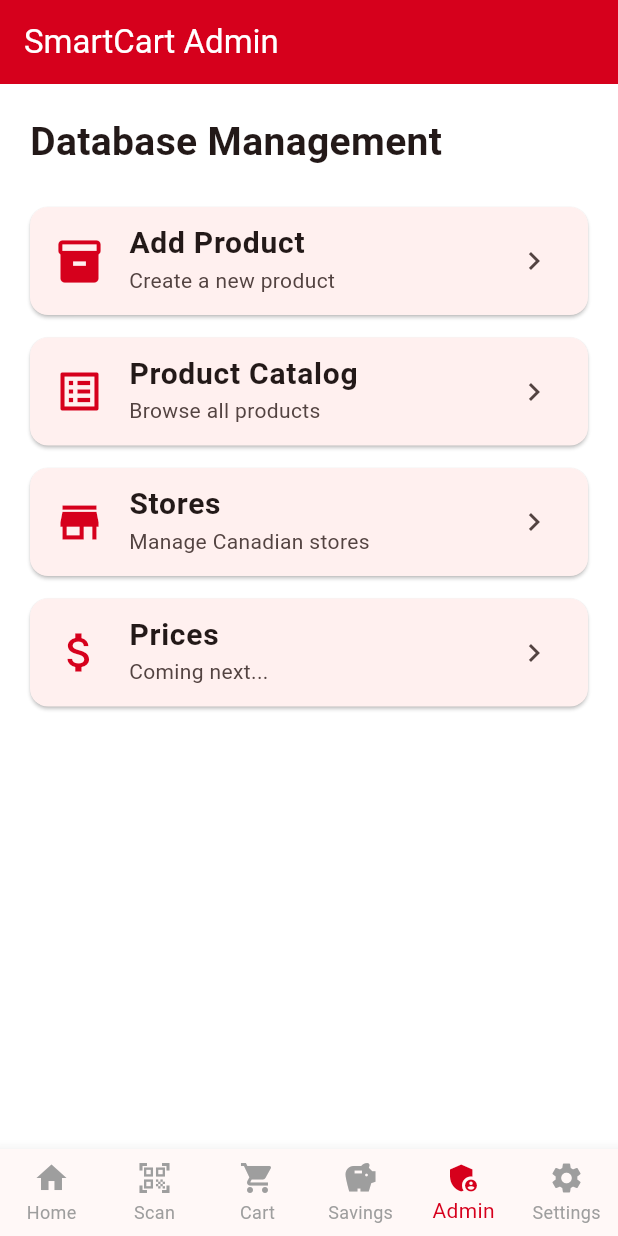
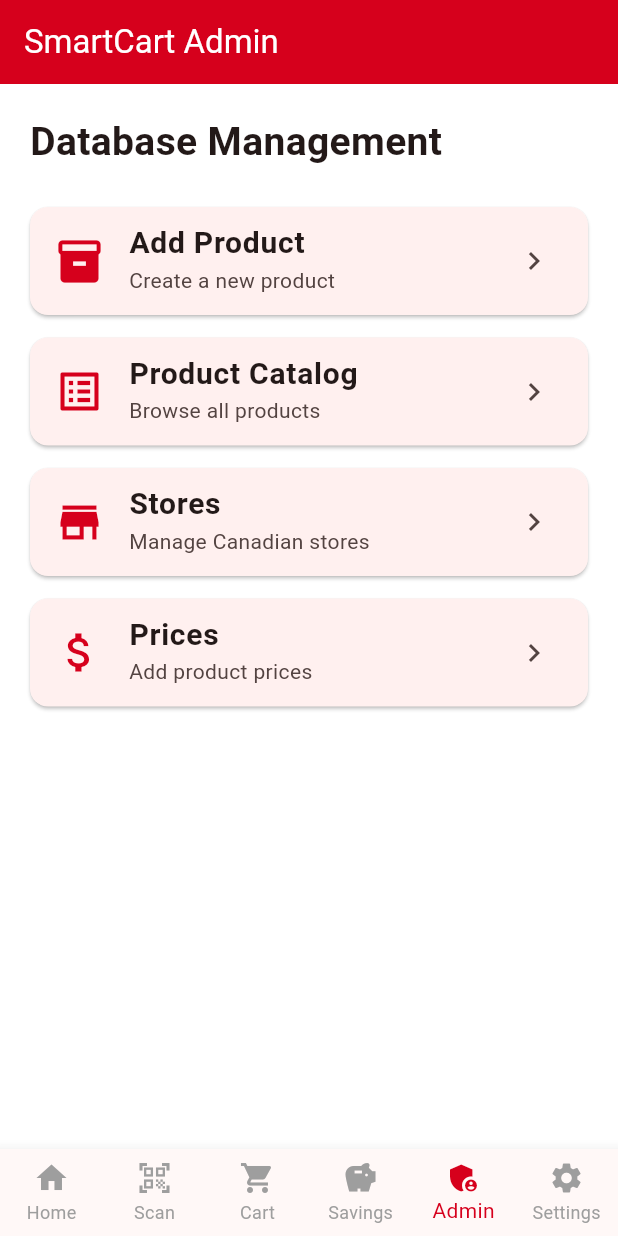
Before and after one commit to bobbybou14/SmartCart-Canada, a Flutter app: the screen it shows after launch, item 5 of the bottom bar chosen, on a phone screen of 412 x 824 dp. Run offline on Flutter 3.47's test engine with Material 3 defaults, Android fonts, the phone set to English and light mode, and no system bars; our stand-ins replace flutter_dotenv, supabase_flutter; missing offline and left inert: mobile_scanner; accounts and stored records are empty.

Commit message:
Complete Price Management feature

```diff
--- a/lib/screens/admin_screen.dart
+++ b/lib/screens/admin_screen.dart
@@ -2,6 +2,7 @@
 
 import 'admin_products_screen.dart';
 import 'admin_stores_screen.dart';
+import 'admin_prices_screen.dart';
 import 'product_catalog_screen.dart';
 
 class AdminScreen extends StatelessWidget {
@@ -22,45 +23,17 @@
         children: [
           const Text(
             'Database Management',
-            style: TextStyle(
-              fontSize: 26,
-              fontWeight: FontWeight.bold,
-            ),
+            style: TextStyle(fontSize: 26, fontWeight: FontWeight.bold),
           ),
-
           const SizedBox(height: 25),
-
-          _adminButton(
-            context,
-            Icons.inventory_2,
-            'Add Product',
-            'Create a new product',
-            const AdminProductsScreen(),
-          ),
-
-          _adminButton(
-            context,
-            Icons.list_alt,
-            'Product Catalog',
-            'Browse all products',
-            const ProductCatalogScreen(),
-          ),
-
-          _adminButton(
-            context,
-            Icons.store,
-            'Stores',
-            'Manage Canadian stores',
-            const AdminStoresScreen(),
-          ),
-
-          _adminButton(
-            context,
-            Icons.attach_money,
-            'Prices',
-            'Coming next...',
-            null,
-          ),
+          _adminButton(context, Icons.inventory_2, 'Add Product',
+              'Create a new product', const AdminProductsScreen()),
+          _adminButton(context, Icons.list_alt, 'Product Catalog',
+              'Browse all products', const ProductCatalogScreen()),
+          _adminButton(context, Icons.store, 'Stores',
+              'Manage Canadian stores', const AdminStoresScreen()),
+          _adminButton(context, Icons.attach_money, 'Prices',
+              'Add product prices', const AdminPricesScreen()),
         ],
       ),
     );
@@ -76,36 +49,15 @@
     return Card(
       margin: const EdgeInsets.only(bottom: 15),
       child: ListTile(
-        leading: Icon(
-          icon,
-          color: smartCartRed,
-          size: 34,
-        ),
+        leading: Icon(icon, color: smartCartRed, size: 34),
         title: Text(
           title,
-          style: const TextStyle(
-            fontSize: 20,
-            fontWeight: FontWeight.bold,
-          ),
+          style: const TextStyle(fontSize: 20, fontWeight: FontWeight.bold),
         ),
         subtitle: Text(subtitle),
         trailing: const Icon(Icons.chevron_right),
         onTap: () {
-          if (screen == null) {
-            ScaffoldMessenger.of(context).showSnackBar(
-              SnackBar(
-                content: Text('$title coming soon'),
-              ),
-            );
-            return;
-          }
-
-          Navigator.push(
-            context,
-            MaterialPageRoute(
-              builder: (_) => screen,
-            ),
-          );
+          Navigator.push(context, MaterialPageRoute(builder: (_) => screen!));
         },
       ),
     );
--- a/lib/screens/product_catalog_screen.dart
+++ b/lib/screens/product_catalog_screen.dart
@@ -1,5 +1,8 @@
 import 'package:flutter/material.dart';
 import 'package:supabase_flutter/supabase_flutter.dart';
+
+import '../models/product.dart';
+import 'product_details_screen.dart';
 
 class ProductCatalogScreen extends StatefulWidget {
   const ProductCatalogScreen({super.key});
@@ -13,7 +16,7 @@
 
   final client = Supabase.instance.client;
 
-  List products = [];
+  List<Product> products = [];
   bool loading = true;
 
   @override
@@ -23,28 +26,24 @@
   }
 
   Future<void> loadProducts() async {
-    final response = await client
-        .from('products')
-        .select()
-        .order('name');
+    final response = await client.from('products').select().order('name');
 
     setState(() {
-      products = response;
+      products = response.map<Product>((item) => Product.fromMap(item)).toList();
       loading = false;
     });
   }
 
-  Widget productCard(Map product) {
+  Widget productCard(Product product) {
     return Card(
       elevation: 2,
       margin: const EdgeInsets.symmetric(horizontal: 12, vertical: 6),
       child: ListTile(
-        leading: product['image_url'] != null &&
-                product['image_url'].toString().isNotEmpty
+        leading: product.imageUrl.isNotEmpty
             ? ClipRRect(
                 borderRadius: BorderRadius.circular(6),
                 child: Image.network(
-                  product['image_url'],
+                  product.imageUrl,
                   width: 50,
                   height: 50,
                   fit: BoxFit.cover,
@@ -58,14 +57,22 @@
                 color: smartCartRed,
               ),
         title: Text(
-          product['name'] ?? '',
+          product.name,
           style: const TextStyle(fontWeight: FontWeight.bold),
         ),
         subtitle: Text(
-          "${product['brand'] ?? ''}\n${product['size'] ?? ''}",
+          '${product.brand}\n${product.size}',
         ),
         isThreeLine: true,
         trailing: const Icon(Icons.chevron_right),
+        onTap: () {
+          Navigator.push(
+            context,
+            MaterialPageRoute(
+              builder: (_) => ProductDetailsScreen(product: product),
+            ),
+          );
+        },
       ),
     );
   }
@@ -79,9 +86,7 @@
         foregroundColor: Colors.white,
       ),
       body: loading
-          ? const Center(
-              child: CircularProgressIndicator(),
-            )
+          ? const Center(child: CircularProgressIndicator())
           : products.isEmpty
               ? const Center(
                   child: Text(
--- /dev/null
+++ b/lib/service/price_service.dart
@@ -0,0 +1,36 @@
+import 'package:supabase_flutter/supabase_flutter.dart';
+
+import '../models/price.dart';
+
+class PriceService {
+  static final _client = Supabase.instance.client;
+
+  /// Returns all prices for a product, sorted lowest to highest.
+  static Future<List<Price>> getPricesForProduct(String barcode) async {
+    final response = await _client
+        .from('prices')
+        .select()
+        .eq('barcode', barcode)
+        .order('price');
+
+    return response
+        .map<Price>((price) => Price.fromMap(price))
+        .toList();
+  }
+
+  /// Saves a new price.
+  static Future<void> savePrice(Price price) async {
+    await _client.from('prices').insert(price.toMap());
+  }
+
+  /// Returns the cheapest known price.
+  static Future<Price?> getLowestPrice(String barcode) async {
+    final prices = await getPricesForProduct(barcode);
+
+    if (prices.isEmpty) {
+      return null;
+    }
+
+    return prices.first;
+  }
+}
--- a/lib/service/supabase_product_service.dart
+++ b/lib/service/supabase_product_service.dart
@@ -5,6 +5,12 @@
 
 class SupabaseProductService {
   static final _client = Supabase.instance.client;
+
+  static Future<List<Product>> getProducts() async {
+    final response = await _client.from('products').select().order('name');
+
+    return response.map<Product>((item) => Product.fromMap(item)).toList();
+  }
 
   static Future<CartItem?> findByBarcode(String barcode) async {
     final response = await _client
```
Also changed, not shown: lib/screens/admin_prices_screen.dart (added, +181 -0 lines), lib/screens/product_details_screen.dart (added, +158 -0 lines), lib/service/store_service.dart (added, +20 -0 lines).
